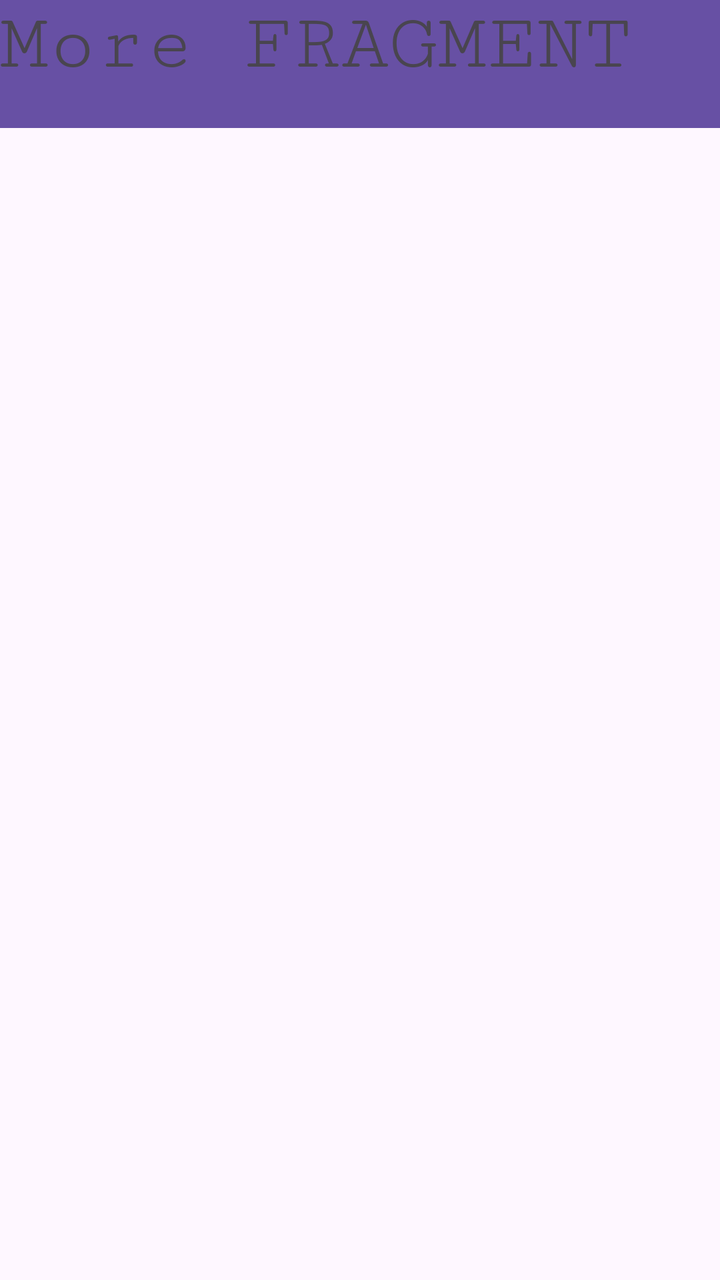
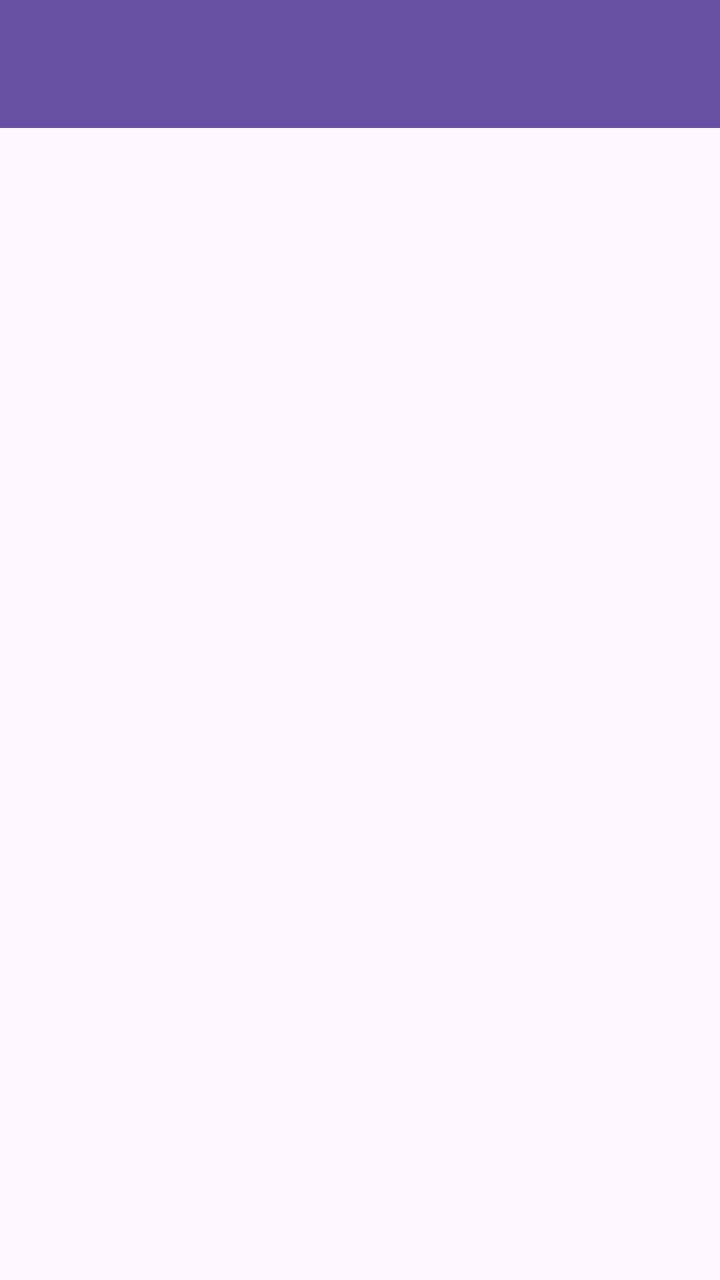

The first picture is an Android layout as it rendered before a commit; the second is the same layout after the commit. The layout source and the unified diff follow.
<!-- AndroidManifest.xml: application theme Theme.Haumea_arifin -->
<!-- res/layout/fragment_more.xml -->
<?xml version="1.0" encoding="utf-8"?>
<androidx.constraintlayout.widget.ConstraintLayout xmlns:android="http://schemas.android.com/apk/res/android"

    xmlns:tools="http://schemas.android.com/tools"
    android:layout_width="match_parent"
    android:layout_height="match_parent"
    xmlns:app="http://schemas.android.com/apk/res-auto"
    tools:context=".More.MoreFragment">

    <androidx.appcompat.widget.Toolbar
        android:id="@+id/toolbar"
        android:layout_width="match_parent"
        android:layout_height="?attr/actionBarSize"
        android:background="?attr/colorPrimary"
        app:layout_constraintEnd_toEndOf="parent"
        app:layout_constraintStart_toStartOf="parent"
        app:layout_constraintTop_toTopOf="parent"
        app:subtitleTextColor="@android:color/white"
        app:titleTextColor="@android:color/white" />

    <TextView
        android:layout_width="match_parent"
        android:layout_height="match_parent"
        android:fontFamily="serif-monospace"
        android:textSize="40sp"
        android:text="More FRAGMENT" />

</androidx.constraintlayout.widget.ConstraintLayout>
<!-- resources referenced by this layout -->
<resources>
  <style name="Theme.Haumea_arifin" parent="Base.Theme.Haumea_arifin" />
  <style name="Base.Theme.Haumea_arifin" parent="Theme.Material3.DayNight.NoActionBar">
          
          
      </style>
</resources>

<!-- the commit's change to res/layout/fragment_more.xml (unified diff, before → after) -->
@@ -1,28 +1,31 @@
 <?xml version="1.0" encoding="utf-8"?>
-<androidx.constraintlayout.widget.ConstraintLayout xmlns:android="http://schemas.android.com/apk/res/android"
-
+<androidx.coordinatorlayout.widget.CoordinatorLayout xmlns:android="http://schemas.android.com/apk/res/android"
+    xmlns:app="http://schemas.android.com/apk/res-auto"
     xmlns:tools="http://schemas.android.com/tools"
     android:layout_width="match_parent"
     android:layout_height="match_parent"
-    xmlns:app="http://schemas.android.com/apk/res-auto"
     tools:context=".More.MoreFragment">
 
-    <androidx.appcompat.widget.Toolbar
-        android:id="@+id/toolbar"
+    <com.google.android.material.appbar.AppBarLayout
+        android:id="@+id/appBarLayout"
         android:layout_width="match_parent"
-        android:layout_height="?attr/actionBarSize"
-        android:background="?attr/colorPrimary"
-        app:layout_constraintEnd_toEndOf="parent"
-        app:layout_constraintStart_toStartOf="parent"
-        app:layout_constraintTop_toTopOf="parent"
-        app:subtitleTextColor="@android:color/white"
-        app:titleTextColor="@android:color/white" />
+        android:layout_height="wrap_content"
+        android:theme="@style/ThemeOverlay.AppCompat.Dark.ActionBar">
 
-    <TextView
+        <androidx.appcompat.widget.Toolbar
+            android:id="@+id/toolbar"
+            android:layout_width="match_parent"
+            android:layout_height="?attr/actionBarSize"
+            android:background="?attr/colorPrimary"
+            app:layout_scrollFlags="scroll|enterAlways"
+            app:titleTextColor="@android:color/white" />
+
+    </com.google.android.material.appbar.AppBarLayout>
+
+    <ListView
+        android:id="@+id/listViewItems"
         android:layout_width="match_parent"
         android:layout_height="match_parent"
-        android:fontFamily="serif-monospace"
-        android:textSize="40sp"
-        android:text="More FRAGMENT" />
+        app:layout_behavior="@string/appbar_scrolling_view_behavior" />
 
-</androidx.constraintlayout.widget.ConstraintLayout>
+</androidx.coordinatorlayout.widget.CoordinatorLayout>
